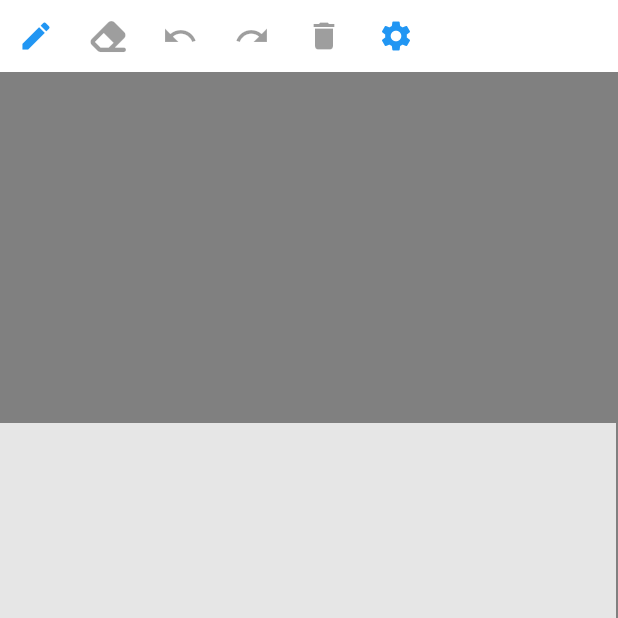
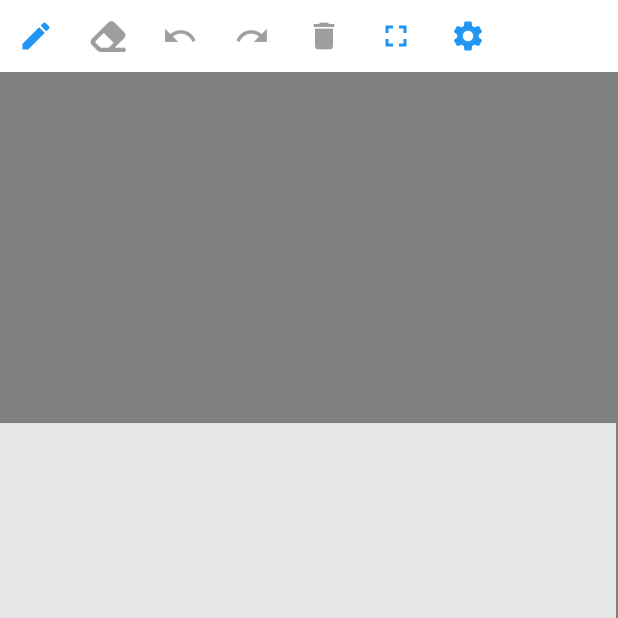
Before and after one commit to satochibi/mng_draw, a Flutter app: the screen it shows after launch, on a phone screen of 412 x 824 dp, the top half of it. Run offline on Flutter 3.47's test engine with Material 2 defaults, Android fonts, the phone set to English and light mode, and no system bars; our stand-ins replace font_awesome_flutter.

Commit message:
2本指でアートボードの位置変更完成

```diff
--- a/lib/models/achievement_model.dart
+++ b/lib/models/achievement_model.dart
@@ -2,9 +2,6 @@ import 'dart:math';
 import 'package:flutter/widgets.dart';
 
 class AchievementModel extends ChangeNotifier {
-  Offset? prevPositionOfPen;
-  Offset? velocityOfPen;
-
   int _totalDistanceOfPenRun = 0;
   int _totalNumberOfPenStrokes = 0;
 
--- a/lib/screens/choose_settings_screen.dart
+++ b/lib/screens/choose_settings_screen.dart
@@ -30,7 +30,9 @@ class ChooseSettingsScreen extends StatelessWidget {
         ),
         SwitchListTile(
             value: settings.isClip,
-            onChanged: (value) => {settings.isClip = value})
+            onChanged: (value) {
+              settings.isClip = value;
+            })
       ]),
     );
   }
--- a/lib/screens/edit_screen.dart
+++ b/lib/screens/edit_screen.dart
@@ -14,6 +14,7 @@ class EditScreen extends StatelessWidget {
   Widget build(BuildContext context) {
     final settings = Provider.of<SettingsModel>(context);
     final strokes = Provider.of<StrokesModel>(context);
+    final artBoardKey = GlobalObjectKey<ArtBoardState>(context);
 
     return Scaffold(
       body: Container(
@@ -71,6 +72,11 @@ class EditScreen extends StatelessWidget {
                     onPressed: strokes.isEmpty ? null : () => strokes.clear(),
                   ),
                   IconButton(
+                    icon: const Icon(Icons.fullscreen),
+                    color: Colors.blue,
+                    onPressed: () => artBoardKey.currentState?.fullscreen(),
+                  ),
+                  IconButton(
                       icon: const Icon(Icons.settings),
                       color: Colors.blue,
                       onPressed: () {
@@ -96,8 +102,12 @@ class EditScreen extends StatelessWidget {
             ),
             Expanded(
               child: ArtBoard(
-                artBoardInfo: ArtBoardInfo(const Size(4, 3), settings.isClip),
+                key: artBoardKey,
+                width: double.infinity,
+                height: double.infinity,
+                aspectRatio: const Size(4, 3),
                 isDrawable: true,
+                isClip: settings.isClip,
               ),
             ),
           ],
--- a/lib/widgets/art_board.dart
+++ b/lib/widgets/art_board.dart
@@ -16,11 +16,10 @@ class ArtBoardInfo {
   Offset defaultAbsolutePosition = Offset.zero;
   // アートボードの大きさ
   Size defalutSize = Size.zero;
-  final bool isClip;
+  bool isClip;
   // デフォルトからの位置の変位(変化時)
   Offset deltaPosition = Offset.zero;
   // 行列
-  // このオブジェクトが再生成されるたびに、matrixesが空になるのが問題
   List<Matrix4> matrixes = [];
 
   ArtBoardInfo(this.aspectRatio, this.isClip);
@@ -68,8 +67,6 @@ class ArtBoardInfo {
       defaultAbsolutePosition =
           vector3ToOffset(matrix * offsetToVector3(defaultAbsolutePosition));
     }
-    // matrixesが空になるときとならない時がある
-    // debugPrint(matrixes.isEmpty.toString());
   }
 
   Matrix4 matrixToAspectCoordinates() {
@@ -105,50 +102,71 @@ class ArtBoardInfo {
 
 enum TouchEvent { down, moved }
 
-class ArtBoard extends StatelessWidget {
-  double height;
-  double width;
+class ArtBoard extends StatefulWidget {
+  double? height;
+  double? width;
+  final Size aspectRatio;
   final bool isDrawable;
-  final ArtBoardInfo artBoardInfo;
+  final bool isClip;
 
   ArtBoard(
       {Key? key,
-      this.width = double.infinity,
-      this.height = double.infinity,
-      required this.artBoardInfo,
-      required this.isDrawable})
+      this.width,
+      this.height,
+      required this.aspectRatio,
+      required this.isDrawable,
+      required this.isClip})
       : super(key: key) {
-    if (width == double.infinity) {
-      if (height != double.infinity) {
-        width = artBoardInfo.aspectRatio.width *
-            (height / artBoardInfo.aspectRatio.height);
+    if (width == null) {
+      if (height != null) {
+        width = aspectRatio.width * (height! / aspectRatio.height);
       }
-    } else if (height == double.infinity) {
-      if (width != double.infinity) {
-        height = artBoardInfo.aspectRatio.height *
-            (width / artBoardInfo.aspectRatio.width);
+    } else if (height == null) {
+      if (width != null) {
+        height = aspectRatio.height * (width! / aspectRatio.width);
       }
     }
+  }
+
+  @override
+  State<ArtBoard> createState() => ArtBoardState();
+}
+
+class ArtBoardState extends State<ArtBoard> {
+  ArtBoardInfo artBoardInfo = ArtBoardInfo(const Size(1, 1), true);
+  Offset? prevPositionOfPen;
+  Offset? velocityOfPen;
+
+  @override
+  void initState() {
+    super.initState();
+    artBoardInfo = ArtBoardInfo(widget.aspectRatio, widget.isClip);
+  }
+
+  void fullscreen() {
+    setState(() {
+      artBoardInfo.matrixes.clear();
+    });
   }
 
   void achievementCalculation(
       AchievementModel achievement, Offset pos, TouchEvent e) {
     switch (e) {
       case TouchEvent.down:
-        achievement.prevPositionOfPen = null;
-        achievement.velocityOfPen = null;
+        prevPositionOfPen = null;
+        velocityOfPen = null;
         achievement.totalDistanceOfPenRun += 1;
         achievement.totalNumberOfPenStrokes += 1;
         break;
       case TouchEvent.moved:
-        achievement.velocityOfPen = (pos - achievement.prevPositionOfPen!);
+        velocityOfPen = (pos - prevPositionOfPen!);
         achievement.totalDistanceOfPenRun +=
-            achievement.distance(pos, achievement.prevPositionOfPen!);
+            achievement.distance(pos, prevPositionOfPen!);
         break;
     }
     // debugPrint("ペンを走らせた距離: ${achievement.totalDistanceOfPenRun}px");
     // debugPrint("ペンを走らせた回数: ${achievement.totalNumberOfPenStrokes}");
-    achievement.prevPositionOfPen = pos;
+    prevPositionOfPen = pos;
   }
 
   @override
@@ -158,18 +176,19 @@ class ArtBoard extends StatelessWidget {
     final settings = Provider.of<SettingsModel>(context);
     final achievement = Provider.of<AchievementModel>(context);
     final repaint = ChangeNotifier();
+    artBoardInfo.isClip = settings.isClip;
 
     return FutureBuilder(
         future: strokes.screentoneImage(),
         builder: (context, snapshot) {
           return SizedBox(
-            height: height,
-            width: width,
+            height: widget.height,
+            width: widget.width,
             child: FakeDevicePixelRatio(
               fakeDevicePixelRatio: 1.0,
               child: GestureDetector(
                 onScaleStart: (details) {
-                  if (isDrawable) {
+                  if (widget.isDrawable) {
                     if (details.pointerCount == 1) {
                       final pos = details.localFocalPoint;
                       strokes.add(settings, pen, artBoardInfo.scaleFactor,
@@ -179,7 +198,7 @@ class ArtBoard extends StatelessWidget {
                   }
                 },
                 onScaleUpdate: (details) {
-                  if (isDrawable) {
+                  if (widget.isDrawable) {
                     if (details.pointerCount == 1) {
                       final pos = details.localFocalPoint;
                       strokes.update(artBoardInfo.inputToModel(pos));
--- a/lib/widgets/mnghub_card_widget.dart
+++ b/lib/widgets/mnghub_card_widget.dart
@@ -23,8 +23,9 @@ class MNGHubCard extends StatelessWidget {
               padding: const EdgeInsets.all(8),
               child: ArtBoard(
                 height: height,
-                artBoardInfo: ArtBoardInfo(const Size(4, 3), true),
+                aspectRatio: const Size(4, 3),
                 isDrawable: false,
+                isClip: true,
               ),
             ),
             Flexible(
```
